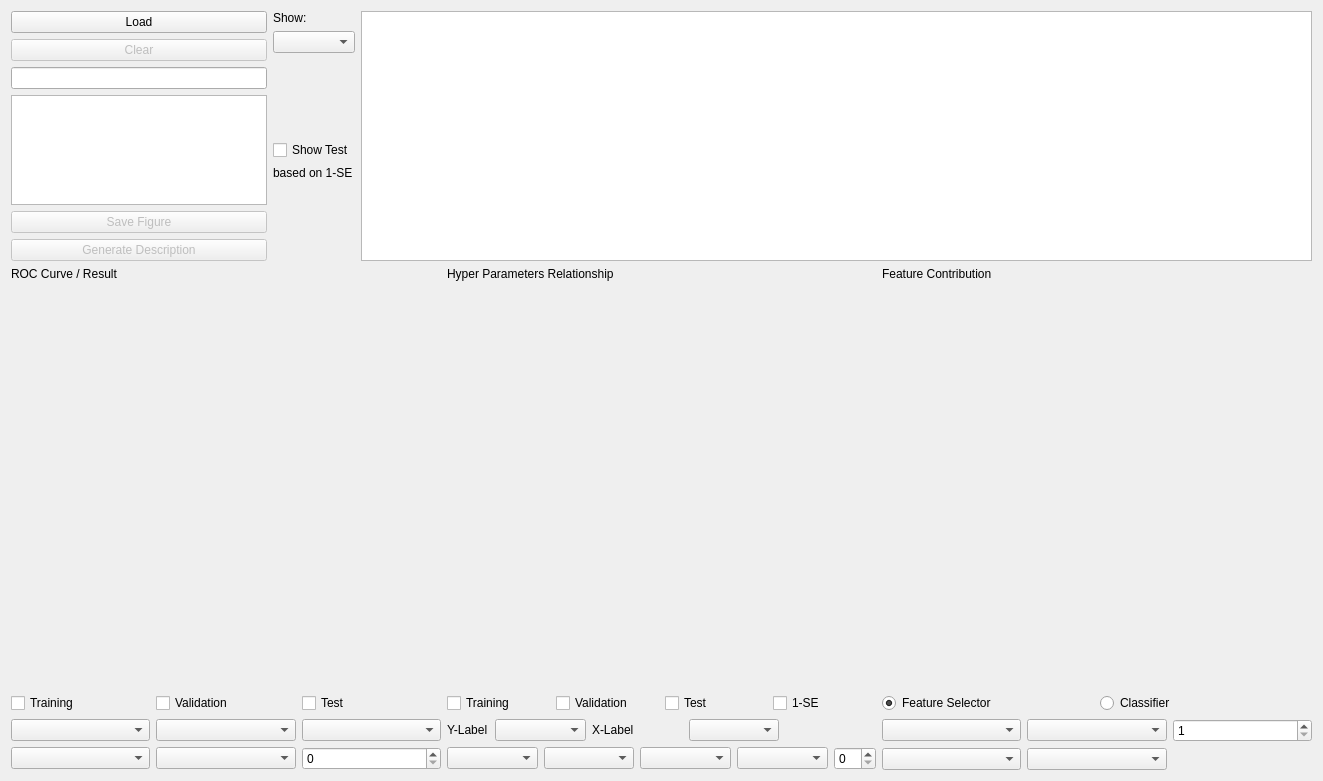
First picture: the form in BC/GUI/Visualization.ui, repository salan668/FAE, before the edit.
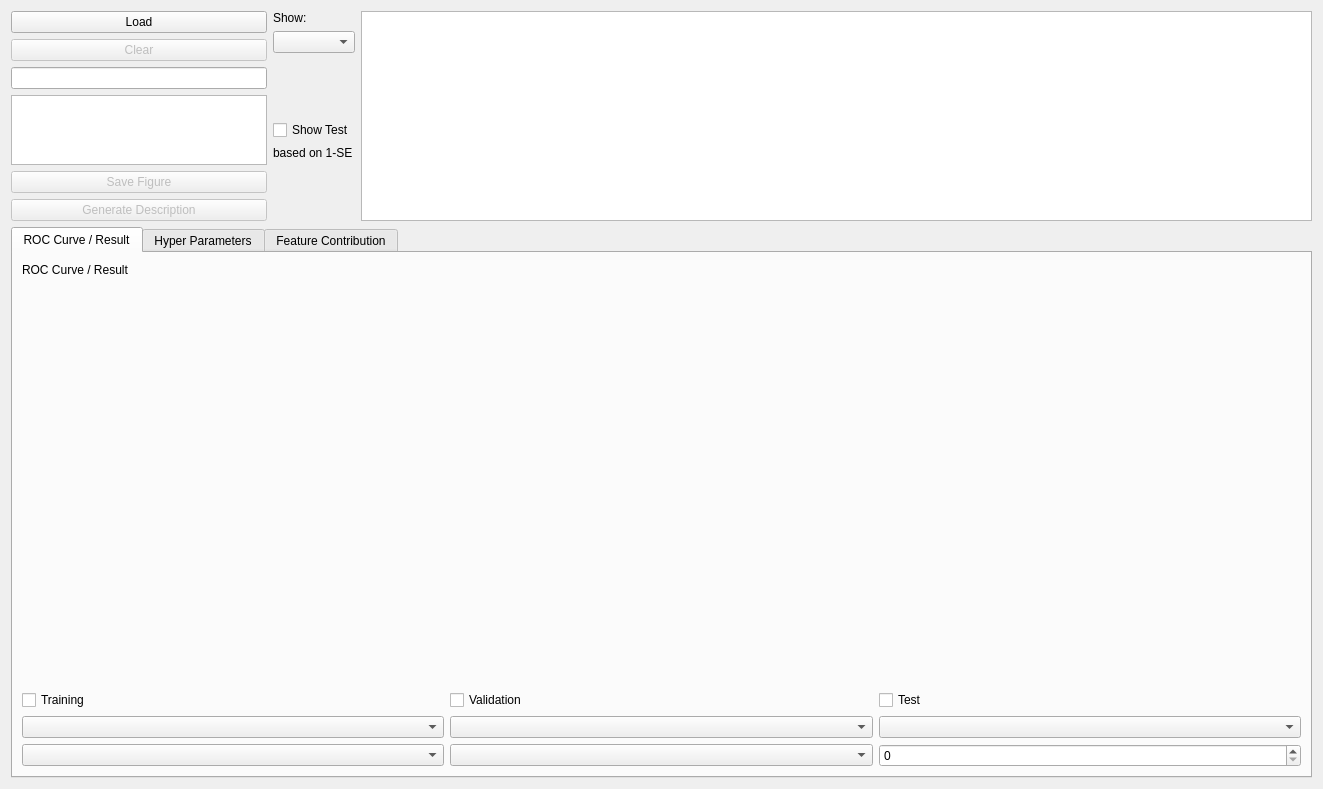
Second picture: the form after the edit. Custom widgets are drawn as their Qt base class.

Commit message: feat(bc-viz): replace 3-panel layout with QTabWidget

What changed in the file:
```diff
--- a/BC/GUI/Visualization.ui
+++ b/BC/GUI/Visualization.ui
@@ -129,8 +129,14 @@
       </layout>
      </item>
      <item>
-      <layout class="QHBoxLayout" name="horizontalLayout_6">
-       <item>
+      <widget class="QTabWidget" name="tabVisualization">
+       <property name="currentIndex">
+        <number>0</number>
+       </property>
+       <widget class="QWidget" name="tabROC">
+        <attribute name="title">
+         <string>ROC Curve / Result</string>
+        </attribute>
         <layout class="QVBoxLayout" name="verticalLayout_3">
          <item>
           <widget class="QLabel" name="label_2">
@@ -197,8 +203,11 @@
           </layout>
          </item>
         </layout>
-       </item>
-       <item>
+       </widget>
+       <widget class="QWidget" name="tabPlot">
+        <attribute name="title">
+         <string>Hyper Parameters</string>
+        </attribute>
         <layout class="QVBoxLayout" name="verticalLayout_4">
          <item>
           <widget class="QLabel" name="label_3">
@@ -289,8 +298,11 @@
           </layout>
          </item>
         </layout>
-       </item>
-       <item>
+       </widget>
+       <widget class="QWidget" name="tabFeature">
+        <attribute name="title">
+         <string>Feature Contribution</string>
+        </attribute>
         <layout class="QVBoxLayout" name="verticalLayout_5">
          <item>
           <widget class="QLabel" name="label_4">
@@ -354,8 +366,8 @@
           </layout>
          </item>
         </layout>
-       </item>
-      </layout>
+       </widget>
+      </widget>
      </item>
     </layout>
    </item>
```
The commit also changes 1 other file.
